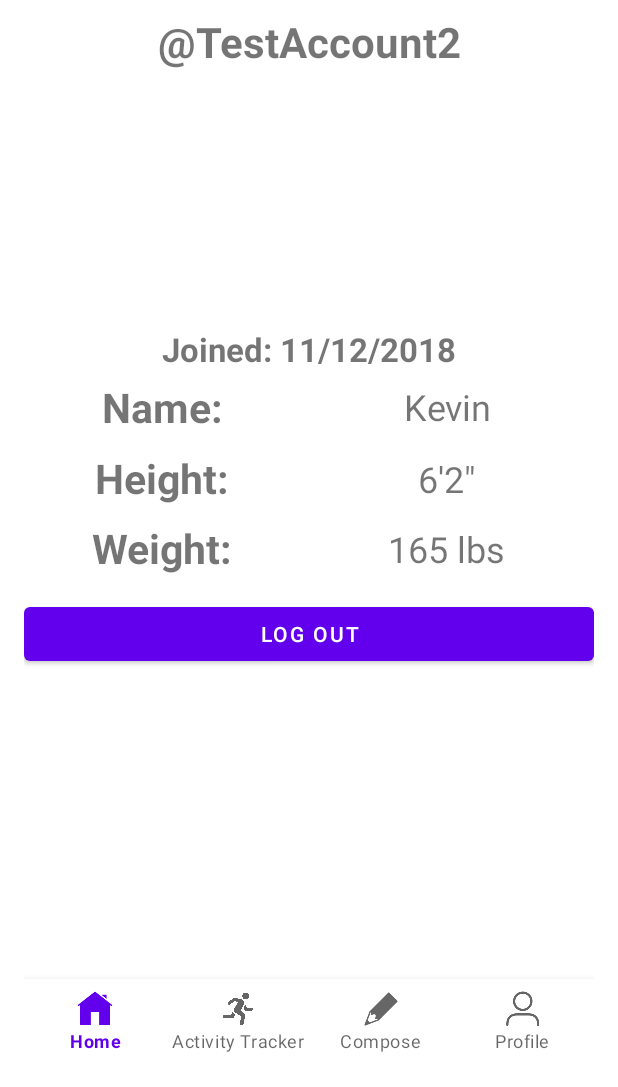
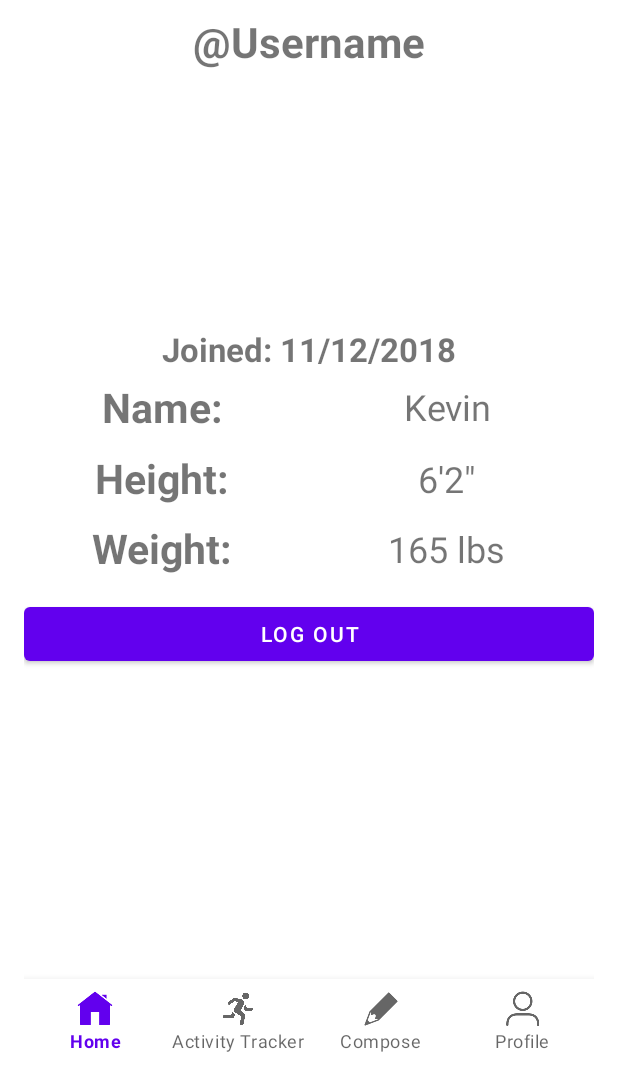
Before and after one commit to cool-club/FitnessApp, an Android app: the fragment ProfileFragment placed in its activity, on a phone screen of 412 x 824 dp, the part 149-1236 px from its top. Run offline under Robolectric (Android 15) with nearby library versions, the phone set to English and light mode, and no system bars; libraries missing offline, so code that uses them is left out: com.parse; pictures from the network do not load; 7 statements that could not run were skipped.

Commit message:
Final Changes for profile

```diff
--- a/app/src/main/java/com/example/myapplication/fragments/ProfileFragment.java
+++ b/app/src/main/java/com/example/myapplication/fragments/ProfileFragment.java
@@ -25,10 +25,12 @@ import android.widget.ImageView;
 import android.widget.TextView;
 import android.widget.Toast;
 
+import com.bumptech.glide.Glide;
 import com.example.myapplication.LoginActivity;
 import com.example.myapplication.MainActivity;
 import com.example.myapplication.Post;
 import com.example.myapplication.R;
+import com.example.myapplication.UserProfile;
 import com.google.android.material.textview.MaterialTextView;
 import com.parse.FindCallback;
 import com.parse.ParseException;
@@ -89,7 +91,6 @@ public class ProfileFragment extends Fragment {
         logOut = view.findViewById(R.id.logOut2);
         Log.e(TAG, "onViewCreated: ProfileFragment");
 
-
         tvUsername.setText("@" + currentUser.getUsername());
         //tvName.setText(currentUser.getString());
 
@@ -118,6 +119,40 @@ public class ProfileFragment extends Fragment {
 
     }
 
+/*
+    protected void queryUserProfile(){
+        ParseQuery<UserProfile> query = ParseQuery.getQuery(UserProfile.class);
+        query.include(UserProfile.KEY_USER);
+        query.setLimit(20);
+        query.addDescendingOrder(UserProfile.KEY_CREATED_KEY);
+        query.findInBackground(new FindCallback<UserProfile>() {
+            @Override
+            public void done(List<UserProfile> UserProfiles, ParseException e) {
+                if (e != null) {
+                    Log.e(TAG, "Issue with getting UserProfile", e);
+                    return;
+                }
+
+
+                for (UserProfile UserProfile :  UserProfiles) {
+                    Log.i(TAG, "UserProfile: " + UserProfile.getDescription() + " , username: " + UserProfile.getUser().getUsername());
+                }
+                UserProfiles.addAll(UserProfiles);
+                public void bind(UserProfile UserProfiles.get(0)) {
+                    // Bind the post data to the view elements
+                    tvDescription.setText(UserProfile.getDescription());
+                    tvUsername.setText(post.getUser().getUsername());
+                    ParseFile image = post.getImage();
+                    if(image != null){
+                        Glide.with(context).load(post.getImage().getUrl()).into(ivImage);
+                    }
+
+                }
+            }
+        });
+    }
+
+*/
 
     private void goLoginActivity() {
         Intent i  = new Intent(getContext(), LoginActivity.class);
--- a/app/src/main/res/layout/fragment_profile.xml
+++ b/app/src/main/res/layout/fragment_profile.xml
@@ -17,7 +17,7 @@
         android:layout_width="match_parent"
         android:layout_height="56dp"
         android:gravity="center"
-        android:text="@TestAccount2"
+        android:text="@Username"
         android:textAlignment="center"
         android:textAllCaps="false"
         android:textSize="28sp"
```
Also changed, not shown: app/src/main/java/com/example/myapplication/UserProfile.java (+30 -3 lines).
